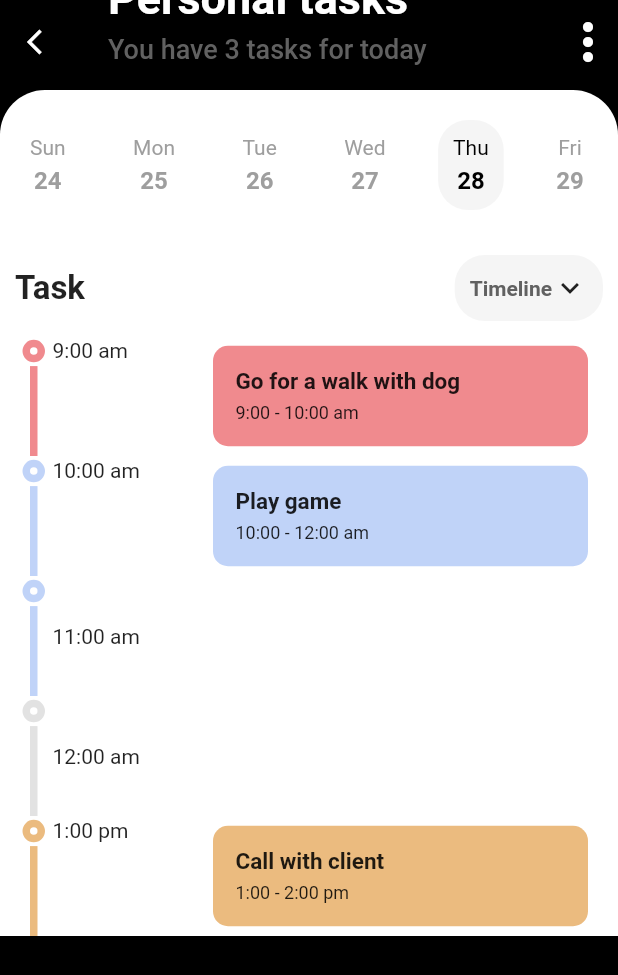
After one commit to nphoa/flutter_app, a Flutter app: the DetailPage screen opened directly with sample values from the repository, on a phone screen of 412 x 824 dp. The commit adds this screen. Shown: the top 975 px of the screen. Run offline on Flutter 3.47's test engine with Material 2 defaults, Android fonts, the phone set to English and light mode, and no system bars; drawn by our look-alikes of timeline_tile; our stand-ins replace dotted_border.

Commit message:
add learning

```diff
--- /dev/null
+++ b/lib/learning/listView.dart
@@ -0,0 +1,33 @@
+import 'package:flutter/material.dart';
+
+class ListViewTest extends StatelessWidget {
+  const ListViewTest({Key? key}) : super(key: key);
+
+  @override
+  Widget build(BuildContext context) {
+    return Scaffold(
+      appBar: AppBar(
+        title: const Text('List view test'),
+      ),
+      body: ListView.builder(
+          itemCount: 20,
+          itemBuilder: (BuildContext context, int index) {
+              return _buildItemListView(index);
+          })
+      );
+  }
+
+  Widget _buildItemListView(int index) {
+    return Container(
+      height: 50,
+      margin: const EdgeInsets.all(10),
+        decoration: BoxDecoration(
+          color: Colors.blueAccent[200],
+          borderRadius: const BorderRadius.all(Radius.circular(10))
+        ),
+      child: Center(
+        child: Text('Item $index',style: const TextStyle(fontWeight: FontWeight.bold, fontSize: 12),),
+      ),
+    );
+  }
+}
--- a/lib/main.dart
+++ b/lib/main.dart
@@ -1,4 +1,5 @@
 import 'package:flutter/material.dart';
+import 'package:flutter_app/learning/listView.dart';
 import 'package:flutter_app/screens/home/home.dart';
 
 void main() {
@@ -13,7 +14,7 @@ class MyApp extends StatelessWidget {
   Widget build(BuildContext context) {
     return const  MaterialApp(
       title: 'Task App',
-      home:  HomePage(),
+      home:  ListViewTest(),
     );
   }
 }
--- a/lib/models/task.dart
+++ b/lib/models/task.dart
@@ -9,8 +9,9 @@ class Task {
   Color? btnColor;
   num? left;
   num? done;
+  List<Map<String,dynamic>> ? desc;
   bool? isLast;
-  Task({this.iconData, this.title, this.bgColor, this.iconColor, this.btnColor, this.left, this.done, this.isLast});
+  Task({this.iconData, this.title, this.bgColor, this.iconColor, this.btnColor, this.left, this.done,this.desc, this.isLast});
 
   static List<Task> generateTasks() {
     return [
@@ -21,7 +22,42 @@ class Task {
           btnColor: kYellow,
           left: 3,
           done: 0,
-          isLast: false
+          isLast: false,
+          desc: [
+            {
+              'time' : '9:00 am',
+              'title' : 'Go for a walk with dog',
+              'slot' : '9:00 - 10:00 am',
+              'tlColor' : kRedDark,
+              'bgColor' : kRedLight
+            },
+            {
+              'time' : '10:00 am',
+              'title' : 'Play game',
+              'slot' : '10:00 - 12:00 am',
+              'tlColor' : kBlueDark,
+              'bgColor' : kBlueLight
+            },
+            {
+              'time' : '11:00 am',
+              'title' : '',
+              'slot' : '',
+              'tlColor' : kBlueDark,
+            },
+            {
+              'time' : '12:00 am',
+              'title' : '',
+              'slot' : '',
+              'tlColor' : Colors.grey.withOpacity(0.3),
+            },
+            {
+              'time' : '1:00 pm',
+              'title' : 'Call with client',
+              'slot' : '1:00 - 2:00 pm',
+              'tlColor' : kYellowDark,
+              'bgColor' : kYellowLight
+            }
+          ]
       ),
       Task(iconData: Icons.cases_rounded,
           title: 'Work',
--- /dev/null
+++ b/lib/screens/detail/date_picker.dart
@@ -0,0 +1,51 @@
+import 'package:flutter/material.dart';
+class DatePicker extends StatefulWidget {
+  const DatePicker({Key? key}) : super(key: key);
+
+  @override
+  State<DatePicker> createState() => _DatePickerState();
+}
+
+class _DatePickerState extends State<DatePicker> {
+  final weekList = ['Sun','Mon','Tue','Wed','Thu','Fri','Sat'];
+  final dayList = ['24','25','26','27','28','29','30'];
+  var selected = 4;
+  @override
+  Widget build(BuildContext context) {
+    return  Container(
+      height: 100,
+      padding:  const EdgeInsets.symmetric(vertical: 20),
+      decoration: const BoxDecoration(
+        borderRadius: BorderRadius.only(
+            topLeft: Radius.circular(30),
+             topRight: Radius.circular(30)
+        )
+      ),
+      child: ListView.separated(
+          scrollDirection: Axis.horizontal,
+          itemBuilder: (context,index) =>
+          GestureDetector(
+            onTap: () => setState(() {
+              selected = index;
+            }),
+            child: Container(
+              padding: const EdgeInsets.all(10),
+              margin: const EdgeInsets.symmetric(horizontal: 10),
+              decoration: BoxDecoration(
+                borderRadius: BorderRadius.circular(20),
+                color: selected == index ? Colors.grey.withOpacity(0.1): null
+              ),
+              child: Column(
+                children: [
+                  Text(weekList[index],style: TextStyle(color: selected == index ? Colors.black : Colors.grey),),
+                  const SizedBox(height: 5,),
+                  Text(dayList[index],style: TextStyle(fontSize: 16,fontWeight: FontWeight.bold,color: selected == index ? Colors.black : Colors.grey),)
+                ],
+              ),
+            ),
+          ),
+          separatorBuilder: (_ , index) => const SizedBox(width: 5,),
+          itemCount: weekList.length) ,
+    );
+  }
+}
--- /dev/null
+++ b/lib/screens/detail/detail.dart
@@ -0,0 +1,76 @@
+import 'package:flutter/material.dart';
+import 'package:flutter_app/models/task.dart';
+import 'package:flutter_app/screens/detail/date_picker.dart';
+import 'package:flutter_app/screens/detail/taskList.dart';
+import 'package:flutter_app/screens/detail/task_title.dart';
+class DetailPage extends StatelessWidget {
+  final Task task ;
+   const DetailPage({Key? key,required this.task}) : super(key: key);
+
+  @override
+  Widget build(BuildContext context) {
+    final detailList = task.desc;
+    return  Scaffold(
+      backgroundColor: Colors.black,
+      body: CustomScrollView(
+        slivers: [
+          _buildAppBar(context),
+          SliverToBoxAdapter(
+            child: Container(
+              decoration: const BoxDecoration(
+                color: Colors.white,
+                borderRadius: BorderRadius.only(topLeft: Radius.circular(30),topRight: Radius.circular(30))
+              ),
+              child: Column(
+                children: const [
+                   DatePicker(),
+                   TaskTitle()
+                ],
+              )
+            ),
+          ),
+          detailList == null ?
+          SliverFillRemaining(
+            child: Container(
+              color: Colors.white,
+              child: const Center(
+                child: Text('No task today',style: TextStyle(color: Colors.grey,fontSize: 18),),
+              )
+            )
+          ):
+          SliverList(delegate: SliverChildBuilderDelegate(
+              (_,index) =>  TaskListTimeLine(taskList: detailList[index]),
+            childCount: detailList.length
+          ))
+        ],
+      )
+    );
+  }
+
+  Widget _buildAppBar(BuildContext context) {
+    return SliverAppBar(
+      expandedHeight: 60,
+      backgroundColor: Colors.black,
+      leading: IconButton(
+        onPressed: () => Navigator.of(context).pop(),
+        icon: const Icon(Icons.arrow_back_ios),
+        iconSize: 20,
+      ),
+      actions: const [
+        Icon(Icons.more_vert,size: 40,),
+      ],
+      flexibleSpace: FlexibleSpaceBar(
+        title: Column(
+          mainAxisAlignment: MainAxisAlignment.end,
+          crossAxisAlignment: CrossAxisAlignment.start,
+          children: [
+            Text('${task.title} tasks',style:  const TextStyle(fontWeight: FontWeight.bold),),
+            const SizedBox(height: 5,),
+            Text('You have ${task.left} tasks for today',style: TextStyle(fontSize: 12,color: Colors.grey[700]),)
+
+          ],
+        ),
+      ),
+    );
+  }
+}
--- /dev/null
+++ b/lib/screens/detail/taskList.dart
@@ -0,0 +1,80 @@
+import 'package:flutter/material.dart';
+import 'package:timeline_tile/timeline_tile.dart';
+class TaskListTimeLine extends StatelessWidget {
+  final Map<String,dynamic> taskList;
+  const TaskListTimeLine({Key? key,required this.taskList}) : super(key: key);
+
+  @override
+  Widget build(BuildContext context) {
+    return  Container(
+      color: Colors.white,
+      padding: const EdgeInsets.symmetric(horizontal: 15),
+      child: Row(
+        children: [
+          _buildTimeline(taskList['tlColor']),
+          Expanded(
+              child: Row(
+                mainAxisAlignment: MainAxisAlignment.spaceBetween,
+                crossAxisAlignment: CrossAxisAlignment.start,
+                children: [
+                  Text(taskList['time']),
+                  _buildCard(taskList['tlColor'], taskList)
+                ],
+              )
+          )
+        ],
+      )
+    );
+  }
+
+  Widget _buildTimeline(Color color){
+    return Container(
+      height: 80,
+      width: 20,
+      child: TimelineTile(
+        alignment: TimelineAlign.manual,
+        lineXY: 0,
+        isFirst: true,
+        indicatorStyle: IndicatorStyle(
+          indicatorXY: 0,
+          width: 15,
+          indicator: Container(
+            decoration: BoxDecoration(
+              color: Colors.white,
+              shape: BoxShape.circle,
+              border: Border.all(width: 5,color: color)
+            ),
+          )
+        ),
+        afterLineStyle: LineStyle(
+          thickness: 5,
+          color: color
+        ),
+      ),
+    );
+  }
+  Widget _buildCard(Color color, Map<String,dynamic> taskList) {
+    if(taskList['title'].isNotEmpty) {
+      return Container(
+        width: 250,
+        padding: const EdgeInsets.all(15),
+        margin: const EdgeInsets.all(5),
+        decoration: BoxDecoration(
+          color: color,
+          borderRadius: const BorderRadius.all(Radius.circular(10))
+        ),
+        child:  Column(
+          crossAxisAlignment: CrossAxisAlignment.start,
+          children: [
+            Text(taskList['title'],style:  const TextStyle(fontSize: 15,fontWeight: FontWeight.bold),),
+            const SizedBox(height: 5,),
+            Text(taskList['slot'],style: const TextStyle(fontSize: 12)),
+          ],
+        ),
+      );
+    }
+    return Container(
+      color: Colors.white,
+    );
+  }
+}
--- /dev/null
+++ b/lib/screens/detail/task_title.dart
@@ -0,0 +1,31 @@
+import 'package:flutter/material.dart';
+
+class TaskTitle extends StatelessWidget {
+  const TaskTitle({Key? key}) : super(key: key);
+
+  @override
+  Widget build(BuildContext context) {
+    return Container(
+      padding: const EdgeInsets.all(10),
+      child:  Row(
+        mainAxisAlignment: MainAxisAlignment.spaceBetween,
+        children: [
+          const Text('Task',style: TextStyle(fontSize: 22,fontWeight: FontWeight.bold),),
+           Container(
+             padding: const EdgeInsets.all(10),
+             decoration: BoxDecoration(
+              color: Colors.grey.withOpacity(0.1),
+               borderRadius: BorderRadius.circular(20)
+             ),
+            child: Row(
+              children:  [
+                Text('Timeline',style: TextStyle(color:  Colors.grey[700],fontWeight: FontWeight.bold),),
+                const Icon(Icons.keyboard_arrow_down_outlined)
+              ],
+            ),
+          )
+        ],
+      )
+    );
+  }
+}
--- a/lib/widgets/tasks.dart
+++ b/lib/widgets/tasks.dart
@@ -1,5 +1,6 @@
 import 'package:flutter/material.dart';
 import 'package:dotted_border/dotted_border.dart';
+import 'package:flutter_app/screens/detail/detail.dart';
 import '../models/task.dart';
 class Tasks extends StatelessWidget {
    Tasks({Key? key}) : super(key: key);
@@ -37,7 +38,11 @@ class Tasks extends StatelessWidget {
     );
   }
   Widget _buildTask(BuildContext context, Task task) {
-    return Container(
+    return GestureDetector(
+      onTap: () {
+        Navigator.of(context).push(MaterialPageRoute(builder: (context)=>DetailPage(task: task,)));
+      },
+      child: Container(
         padding: const EdgeInsets.all(15),
         decoration: BoxDecoration(
           color: task.bgColor,
@@ -60,6 +65,7 @@ class Tasks extends StatelessWidget {
             )
           ],
         ),
+      ),
     );
   }
    Widget _buildStatusTask(Color bgColor, Color txColor, String status) {
--- a/pubspec.yaml
+++ b/pubspec.yaml
@@ -35,6 +35,8 @@ dependencies:
   # The following adds the Cupertino Icons font to your application.
   # Use with the CupertinoIcons class for iOS style icons.
   cupertino_icons: ^1.0.2
+  table_calendar: ^3.0.5
+  timeline_tile: ^2.0.0
 
 dev_dependencies:
   flutter_test:
```
Also changed, not shown: lib/learning/customScrollView.dart (added). Lines whose indentation alone changed are shown as unchanged.
